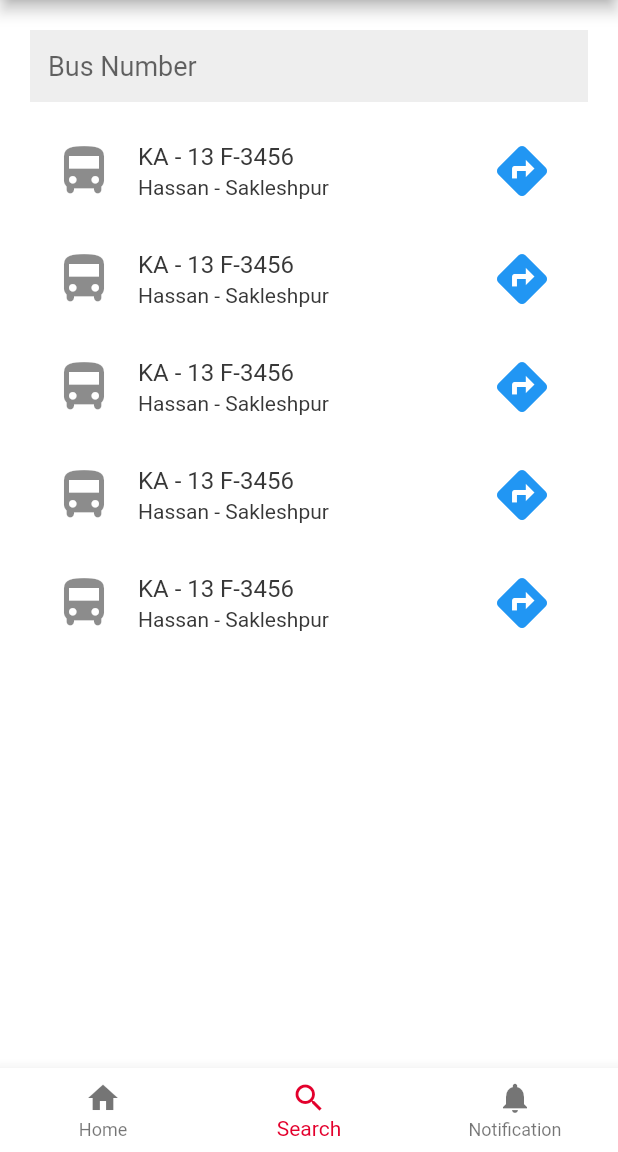
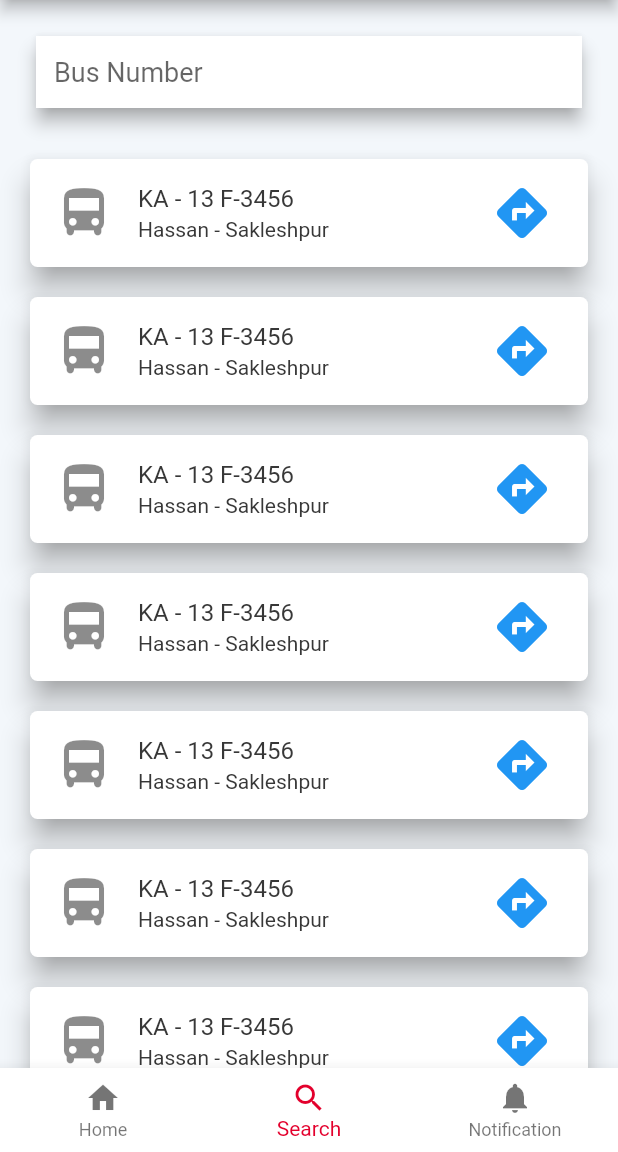
Before and after one commit to pranav-bharadwaj/Sanchari-app, a Flutter app: the screen it shows after launch, item 2 of the bottom bar chosen, on a phone screen of 412 x 824 dp, the part 84-1236 px from its top. Run offline on Flutter 3.47's test engine with Material 2 defaults, Android fonts, the phone set to English and light mode, and no system bars; our stand-ins replace animated_splash_screen, cloud_firestore, firebase_core, flutter_screenutil, google_maps_flutter, line_awesome_flutter and 1 more; missing offline and left inert: google_place; accounts and stored records are empty; Roboto replaces fonts that are missing (SFProText).

```diff
--- a/lib/Login.dart
+++ b/lib/Login.dart
@@ -1,9 +1,6 @@
-import 'package:flutter/material.dart';
-import 'package:flutter/src/foundation/key.dart';
-import 'package:flutter/src/widgets/framework.dart';
-
 import 'package:flutter/material.dart';
 import 'package:sanchari/profile.dart';
+
 class Login extends StatefulWidget {
   const Login({Key? key}) : super(key: key);
 
--- a/lib/constants.dart
+++ b/lib/constants.dart
@@ -1,3 +1,5 @@
+// ignore_for_file: deprecated_member_use
+
 import 'package:flutter/material.dart';
 import 'package:flutter_screenutil/flutter_screenutil.dart';
 
--- a/lib/home.dart
+++ b/lib/home.dart
@@ -1,5 +1,4 @@
 import "package:flutter/material.dart";
-import 'dart:async';
 import 'package:google_maps_flutter/google_maps_flutter.dart';
 
 class Home extends StatefulWidget {
--- a/lib/main.dart
+++ b/lib/main.dart
@@ -4,7 +4,6 @@ import 'package:sanchari/constants.dart';
 import 'package:sanchari/profile.dart';
 import 'package:sanchari/search.dart';
 import 'package:firebase_core/firebase_core.dart';
-import 'firebase_options.dart';
 import 'package:sanchari/home.dart';
 import 'package:sanchari/notifications.dart';
 
--- a/lib/profile.dart
+++ b/lib/profile.dart
@@ -5,7 +5,6 @@ import 'package:sanchari/constants.dart';
 import 'package:sanchari/contactUs.dart';
 import 'package:sanchari/editProfile.dart';
 import 'package:sanchari/feedback.dart';
-import 'package:sanchari/main.dart';
 import 'package:sanchari/passwordReset.dart';
 
 import 'package:share/share.dart';
@@ -68,10 +67,7 @@ class Profile extends StatelessWidget {
             SizedBox(width: kSpacingUnit.w * 3),
             GestureDetector(
               onTap: () => {
-                Navigator.push(
-                  context,
-                  MaterialPageRoute(builder: (context) => const MyHomePage()),
-                )
+                Navigator.pop(context),
               },
               child: Icon(LineAwesomeIcons.arrow_left,
                   size: ScreenUtil().setSp(kSpacingUnit.w * 3)),
--- a/lib/search.dart
+++ b/lib/search.dart
@@ -1,4 +1,5 @@
 import 'package:flutter/material.dart';
+import 'package:sanchari/constants.dart';
 
 class Search extends StatelessWidget {
   const Search({Key? key}) : super(key: key);
@@ -7,11 +8,12 @@ class Search extends StatelessWidget {
   @override
   Widget build(BuildContext context) {
     return Scaffold(
-      body: Padding(
-        padding: const EdgeInsets.all(20.0),
-        child: Column(
-          children: [
-            TextField(
+        backgroundColor: kLightSecondaryColor,
+        body: Column(mainAxisAlignment: MainAxisAlignment.center, children: [
+          Padding(
+              padding: EdgeInsets.all(20.0),
+              child: Card(
+                child: TextField(
                   controller: _busNumberController,
                   autofocus: false,
                   style: TextStyle(fontSize: 18),
@@ -20,11 +22,21 @@ class Search extends StatelessWidget {
                       hintStyle: const TextStyle(
                           fontWeight: FontWeight.w400, fontSize: 18),
                       filled: true,
-                  fillColor: Colors.grey[200],
+                      fillColor: Colors.white,
                       border: InputBorder.none),
                 ),
-            SizedBox(height: 10),
-            ListTile(
+                color: Colors.white,
+                elevation: 5,
+                shadowColor: Colors.grey,
+              )),
+          Expanded(
+              child: ListView.builder(
+                  itemCount: 30,
+                  itemBuilder: (context, index) {
+                    return Card(
+                      shape: RoundedRectangleBorder(
+                          borderRadius: BorderRadius.all(Radius.circular(5))),
+                      child: ListTile(
                         leading: Icon(
                           Icons.directions_bus_rounded,
                           size: 40.0,
@@ -40,73 +52,12 @@ class Search extends StatelessWidget {
                           iconSize: 40.0,
                         ),
                       ),
-            ListTile(
-              leading: Icon(
-                Icons.directions_bus_rounded,
-                size: 40.0,
-              ),
-              title: Text("KA - 13 F-3456"),
-              subtitle: Text("Hassan - Sakleshpur"),
-              trailing: IconButton(
-                onPressed: () {
-                  print("hi");
-                },
-                icon: Icon(Icons.directions),
-                color: Colors.blue,
-                iconSize: 40.0,
-              ),
-            ),
-            ListTile(
-              leading: Icon(
-                Icons.directions_bus_rounded,
-                size: 40.0,
-              ),
-              title: Text("KA - 13 F-3456"),
-              subtitle: Text("Hassan - Sakleshpur"),
-              trailing: IconButton(
-                onPressed: () {
-                  print("hi");
-                },
-                icon: Icon(Icons.directions),
-                color: Colors.blue,
-                iconSize: 40.0,
-              ),
-            ),
-            ListTile(
-              leading: Icon(
-                Icons.directions_bus_rounded,
-                size: 40.0,
-              ),
-              title: Text("KA - 13 F-3456"),
-              subtitle: Text("Hassan - Sakleshpur"),
-              trailing: IconButton(
-                onPressed: () {
-                  print("hi");
-                },
-                icon: Icon(Icons.directions),
-                color: Colors.blue,
-                iconSize: 40.0,
-              ),
-            ),
-            ListTile(
-              leading: Icon(
-                Icons.directions_bus_rounded,
-                size: 40.0,
-              ),
-              title: Text("KA - 13 F-3456"),
-              subtitle: Text("Hassan - Sakleshpur"),
-              trailing: IconButton(
-                onPressed: () {
-                  print("hi");
-                },
-                icon: Icon(Icons.directions),
-                color: Colors.blue,
-                iconSize: 40.0,
-              ),
-            ),
-          ],
-        ),
-      ),
+                      color: Colors.white,
+                      elevation: 8,
+                      shadowColor: Colors.grey,
+                      margin: EdgeInsets.fromLTRB(20, 10, 20, 10),
                     );
+                  }))
+        ]));
   }
 }
--- a/pubspec.yaml
+++ b/pubspec.yaml
@@ -43,6 +43,7 @@ dependencies:
   firebase_core: ^1.17.1
   firebase_auth: ^3.3.19
   share: ^2.0.4
+  cloud_firestore: ^3.1.17
 
 dev_dependencies:
   flutter_test:
```
Also changed, not shown: lib/feedback.dart (+31 -2 lines), lib/locationSearch.dart (+17 -5 lines), lib/notifications.dart (+17 -56 lines), pubspec.lock, 1 other file. Lines whose indentation alone changed are shown as unchanged.
